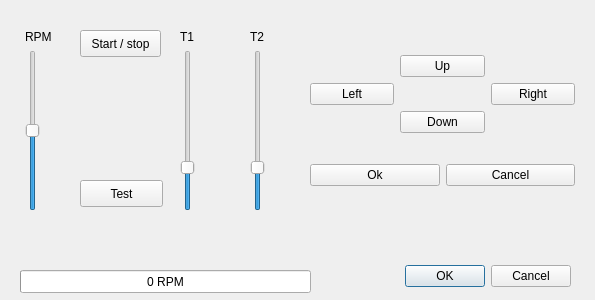
BackupTheBerlios/openphysic-svn, file uc_projets/openchrono/gui_qt/openchrono/ui/testwin.ui: the form before one commit.
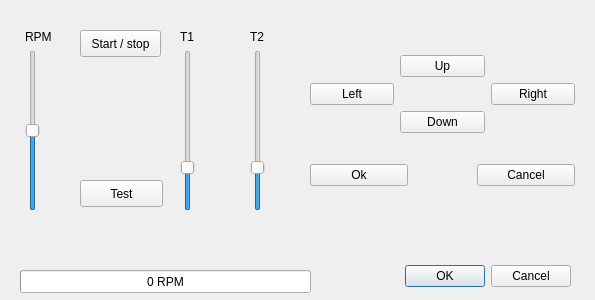
The form after the commit.

```diff
--- a/uc_projets/openchrono/gui_qt/openchrono/ui/testwin.ui
+++ b/uc_projets/openchrono/gui_qt/openchrono/ui/testwin.ui
@@ -280,6 +280,22 @@
         </property>
        </widget>
       </item>
+      <item>
+       <spacer>
+        <property name="orientation" >
+         <enum>Qt::Horizontal</enum>
+        </property>
+        <property name="sizeType" >
+         <enum>QSizePolicy::Ignored</enum>
+        </property>
+        <property name="sizeHint" >
+         <size>
+          <width>63</width>
+          <height>20</height>
+         </size>
+        </property>
+       </spacer>
+      </item>
       <item>
        <widget class="QPushButton" name="butCancel" >
         <property name="text" >
```
